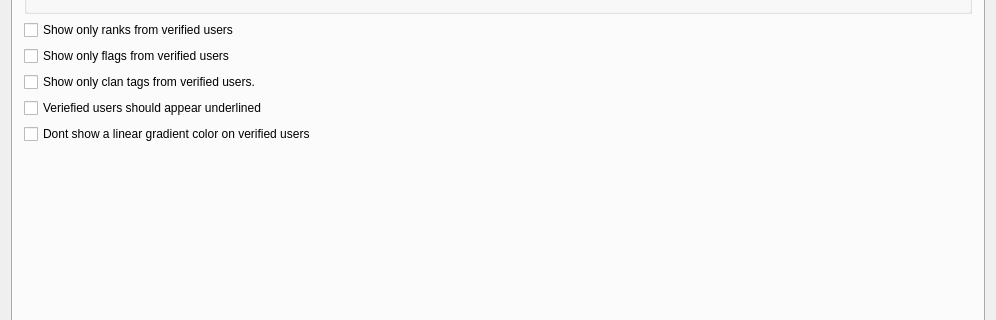
The window that trunk/src/wormnet/settingswindow.ui (svn2github/twsoldunsupported) describes before a commit, drawn with Qt 5; both pictures show x 0 to 996 and y 102 to 422 of the 996 by 568 pixel window.
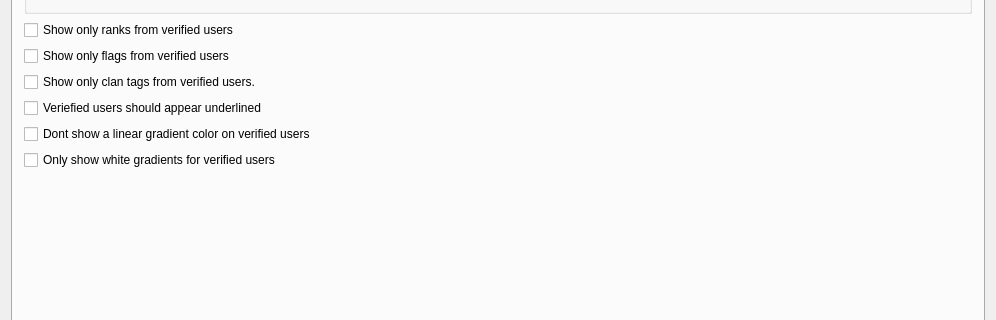
The same window after the commit. The open tabs and pages were chosen to show the change.

What changed in the file:
```diff
--- a/trunk/src/wormnet/settingswindow.ui
+++ b/trunk/src/wormnet/settingswindow.ui
@@ -1244,6 +1244,13 @@
            </property>
           </widget>
          </item>
+         <item>
+          <widget class="QCheckBox" name="cbonlywhitegradient">
+           <property name="text">
+            <string>Only show white gradients for verified users</string>
+           </property>
+          </widget>
+         </item>
          <item>
           <spacer name="verticalSpacer_5">
            <property name="orientation">
```
Left out of the diff: 2 changed lines with no effect on the pictures.
